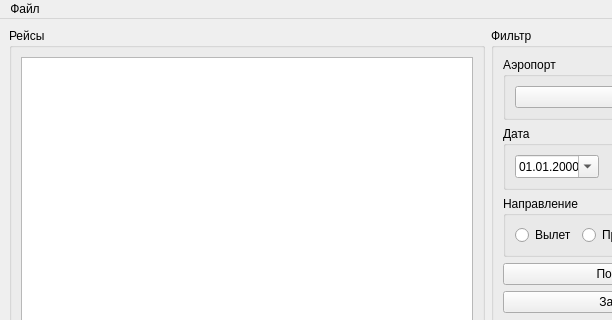
Old version of the form mainwindow.ui in the repository antonbrylyakov/qt-coursework; both pictures show x 0 to 612 and y 0 to 320 of the 800 by 600 pixel window.
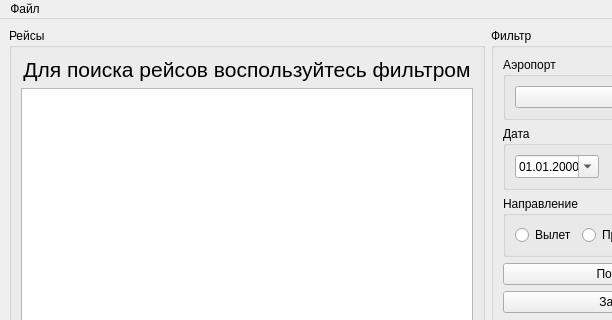
New version of the form. Icons and pictures are not drawn.

The edit to the form file:
```diff
--- a/mainwindow.ui
+++ b/mainwindow.ui
@@ -21,6 +21,21 @@
        <string>Рейсы</string>
       </property>
       <layout class="QVBoxLayout" name="verticalLayout_3">
+       <item>
+        <widget class="QLabel" name="lb_help">
+         <property name="font">
+          <font>
+           <pointsize>16</pointsize>
+          </font>
+         </property>
+         <property name="text">
+          <string>Для поиска рейсов воспользуйтесь фильтром</string>
+         </property>
+         <property name="alignment">
+          <set>Qt::AlignCenter</set>
+         </property>
+        </widget>
+       </item>
        <item>
         <widget class="QTableView" name="tv_flights"/>
        </item>
```
